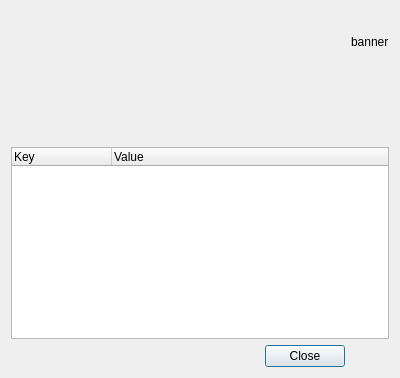
Above: src/showdialog.ui from ThomasBrixLarsen/serieswatcher before the change. Below: the same form after it.
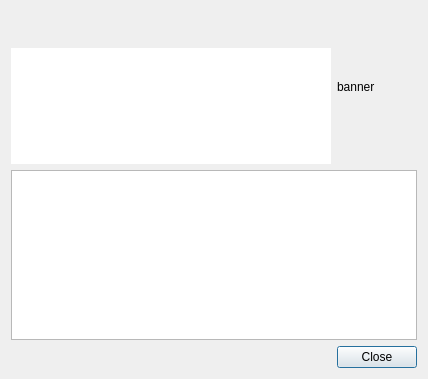
That is the form after the change.

```diff
--- a/src/showdialog.ui
+++ b/src/showdialog.ui
@@ -6,8 +6,8 @@
    <rect>
     <x>0</x>
     <y>0</y>
-    <width>400</width>
-    <height>378</height>
+    <width>428</width>
+    <height>379</height>
    </rect>
   </property>
   <property name="windowTitle">
@@ -28,20 +28,6 @@
      </property>
     </widget>
    </item>
-   <item row="0" column="1">
-    <widget class="QLabel" name="bannerLabel">
-     <property name="text">
-      <string>banner</string>
-     </property>
-    </widget>
-   </item>
-   <item row="1" column="0" colspan="2">
-    <widget class="QLabel" name="overviewLabel">
-     <property name="text">
-      <string>&lt;overview&gt;</string>
-     </property>
-    </widget>
-   </item>
    <item row="2" column="0" colspan="2">
     <widget class="QTreeWidget" name="treeWidget">
      <property name="sizePolicy">
@@ -53,9 +39,21 @@
      <property name="minimumSize">
       <size>
        <width>0</width>
-       <height>100</height>
+       <height>170</height>
       </size>
      </property>
+     <property name="alternatingRowColors">
+      <bool>true</bool>
+     </property>
+     <property name="rootIsDecorated">
+      <bool>false</bool>
+     </property>
+     <attribute name="headerVisible">
+      <bool>false</bool>
+     </attribute>
+     <attribute name="headerVisible">
+      <bool>false</bool>
+     </attribute>
      <column>
       <property name="text">
        <string>Key</string>
@@ -68,7 +66,7 @@
      </column>
     </widget>
    </item>
-   <item row="3" column="0">
+   <item row="3" column="0" colspan="2">
     <widget class="QDialogButtonBox" name="buttonBox">
      <property name="orientation">
       <enum>Qt::Horizontal</enum>
@@ -78,6 +76,41 @@
      </property>
     </widget>
    </item>
+   <item row="0" column="1" rowspan="2">
+    <widget class="QLabel" name="bannerLabel">
+     <property name="sizePolicy">
+      <sizepolicy hsizetype="Fixed" vsizetype="Fixed">
+       <horstretch>0</horstretch>
+       <verstretch>0</verstretch>
+      </sizepolicy>
+     </property>
+     <property name="minimumSize">
+      <size>
+       <width>80</width>
+       <height>114</height>
+      </size>
+     </property>
+     <property name="baseSize">
+      <size>
+       <width>0</width>
+       <height>0</height>
+      </size>
+     </property>
+     <property name="text">
+      <string>banner</string>
+     </property>
+    </widget>
+   </item>
+   <item row="1" column="0">
+    <widget class="QTextEdit" name="overviewEdit">
+     <property name="frameShape">
+      <enum>QFrame::NoFrame</enum>
+     </property>
+     <property name="readOnly">
+      <bool>true</bool>
+     </property>
+    </widget>
+   </item>
   </layout>
  </widget>
  <resources/>
```
Left out of the diff: 10 changed lines with no effect on the pictures.
